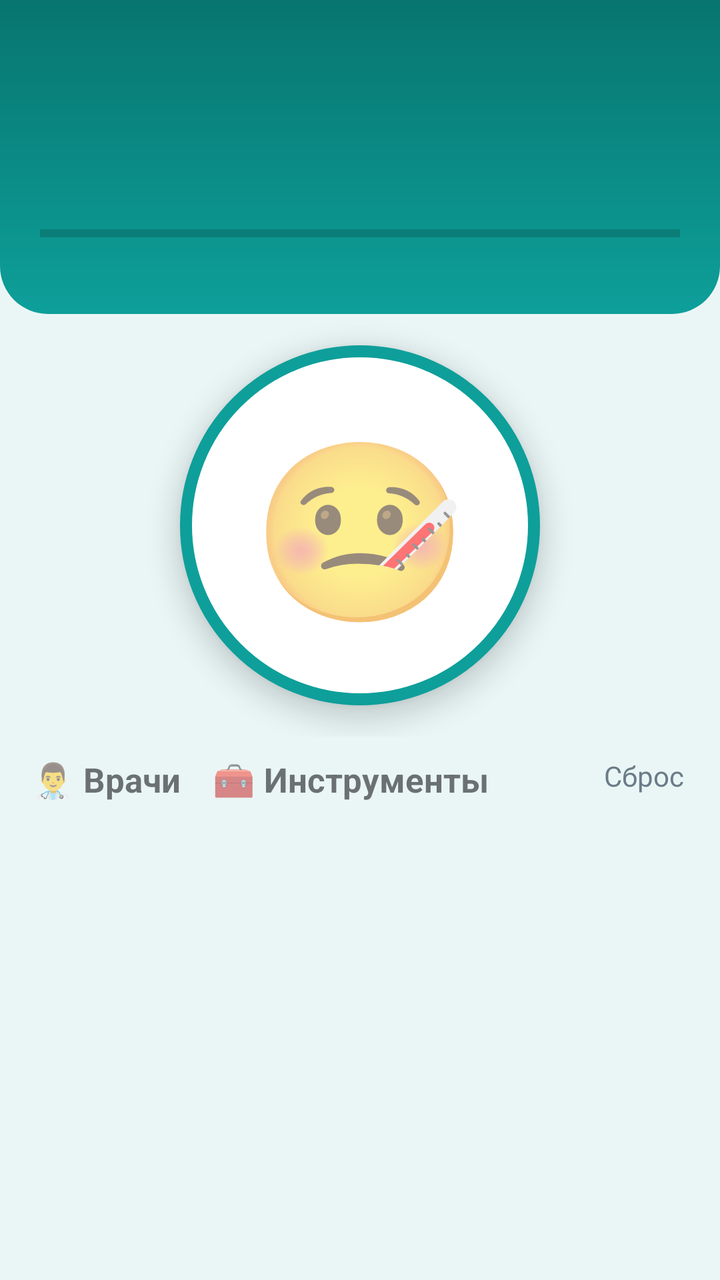
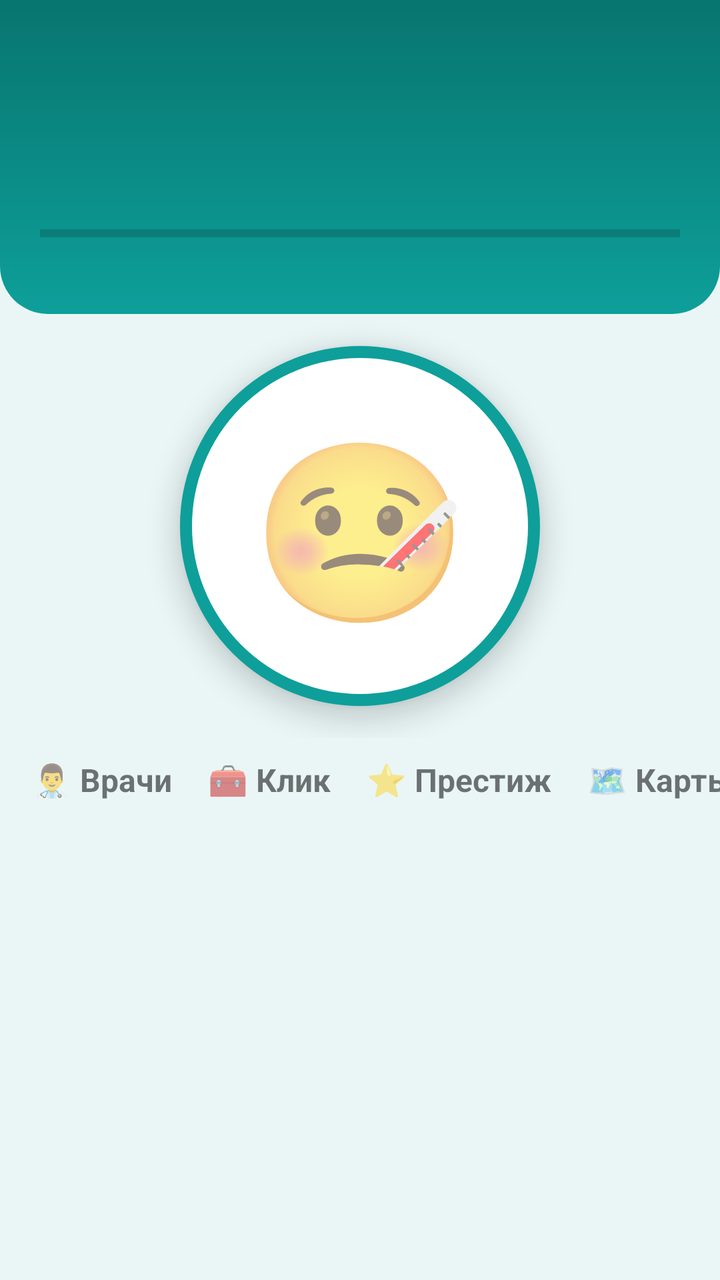

Compare the two renders of this Android layout. The source of the first and the diff that turns it into the second are given below.
<!-- AndroidManifest.xml: application theme AppTheme -->
<!-- res/layout/activity_main.xml -->
<?xml version="1.0" encoding="utf-8"?>
<LinearLayout xmlns:android="http://schemas.android.com/apk/res/android"
    android:layout_width="match_parent"
    android:layout_height="match_parent"
    android:background="@color/bg"
    android:orientation="vertical">

    
    <LinearLayout
        android:layout_width="match_parent"
        android:layout_height="wrap_content"
        android:background="@drawable/bg_header"
        android:orientation="vertical"
        android:paddingStart="20dp"
        android:paddingTop="16dp"
        android:paddingEnd="20dp"
        android:paddingBottom="16dp">

        <TextView
            android:id="@+id/rankText"
            android:layout_width="wrap_content"
            android:layout_height="wrap_content"
            android:textColor="#D6FFFD"
            android:textSize="15sp"
            android:textStyle="bold" />

        <TextView
            android:id="@+id/moneyText"
            android:layout_width="wrap_content"
            android:layout_height="wrap_content"
            android:layout_marginTop="2dp"
            android:textColor="#FFFFFF"
            android:textSize="34sp"
            android:textStyle="bold" />

        <TextView
            android:id="@+id/incomeText"
            android:layout_width="wrap_content"
            android:layout_height="wrap_content"
            android:textColor="#D6FFFD"
            android:textSize="14sp" />

        <ProgressBar
            android:id="@+id/rankProgress"
            style="@android:style/Widget.Material.ProgressBar.Horizontal"
            android:layout_width="match_parent"
            android:layout_height="8dp"
            android:layout_marginTop="10dp"
            android:max="1000"
            android:progressTint="@color/gold" />

        <TextView
            android:id="@+id/nextRankText"
            android:layout_width="wrap_content"
            android:layout_height="wrap_content"
            android:layout_marginTop="4dp"
            android:textColor="#D6FFFD"
            android:textSize="12sp" />
    </LinearLayout>

    
    <FrameLayout
        android:id="@+id/clickArea"
        android:layout_width="match_parent"
        android:layout_height="0dp"
        android:layout_weight="1"
        android:clipChildren="false">

        <TextView
            android:id="@+id/patientButton"
            android:layout_width="180dp"
            android:layout_height="180dp"
            android:layout_gravity="center"
            android:background="@drawable/bg_patient"
            android:elevation="8dp"
            android:gravity="center"
            android:text="🤒"
            android:textSize="88sp" />

        <TextView
            android:id="@+id/patientsText"
            android:layout_width="wrap_content"
            android:layout_height="wrap_content"
            android:layout_gravity="bottom|center_horizontal"
            android:layout_marginBottom="8dp"
            android:textColor="@color/text_muted"
            android:textSize="14sp" />

        <TextView
            android:id="@+id/emergencyButton"
            android:layout_width="wrap_content"
            android:layout_height="wrap_content"
            android:layout_gravity="top|end"
            android:layout_margin="12dp"
            android:background="@drawable/bg_emergency"
            android:elevation="6dp"
            android:paddingStart="16dp"
            android:paddingTop="10dp"
            android:paddingEnd="16dp"
            android:paddingBottom="10dp"
            android:text="🚑 Экстренный пациент!"
            android:textColor="#FFFFFF"
            android:textSize="15sp"
            android:textStyle="bold"
            android:visibility="gone" />
    </FrameLayout>

    
    <LinearLayout
        android:layout_width="match_parent"
        android:layout_height="wrap_content"
        android:gravity="center_vertical"
        android:orientation="horizontal"
        android:paddingStart="16dp"
        android:paddingEnd="8dp">

        <TextView
            android:id="@+id/tabDoctors"
            android:layout_width="wrap_content"
            android:layout_height="wrap_content"
            android:paddingTop="10dp"
            android:paddingEnd="16dp"
            android:paddingBottom="6dp"
            android:text="👨‍⚕️ Врачи"
            android:textSize="17sp"
            android:textStyle="bold" />

        <TextView
            android:id="@+id/tabTools"
            android:layout_width="wrap_content"
            android:layout_height="wrap_content"
            android:paddingTop="10dp"
            android:paddingEnd="16dp"
            android:paddingBottom="6dp"
            android:text="🧰 Инструменты"
            android:textSize="17sp"
            android:textStyle="bold" />

        <View
            android:layout_width="0dp"
            android:layout_height="1dp"
            android:layout_weight="1" />

        <TextView
            android:id="@+id/resetButton"
            android:layout_width="wrap_content"
            android:layout_height="wrap_content"
            android:padding="10dp"
            android:text="Сброс"
            android:textColor="@color/text_muted"
            android:textSize="14sp" />
    </LinearLayout>

    <ScrollView
        android:layout_width="match_parent"
        android:layout_height="0dp"
        android:layout_weight="1.1">

        <LinearLayout
            android:id="@+id/upgradesContainer"
            android:layout_width="match_parent"
            android:layout_height="wrap_content"
            android:orientation="vertical"
            android:paddingStart="12dp"
            android:paddingEnd="12dp"
            android:paddingBottom="12dp" />
    </ScrollView>
</LinearLayout>
<!-- resources referenced by this layout -->
<resources>
  <color name="bg">#EAF6F6</color>
  <color name="gold">#F2A900</color>
  <color name="text_muted">#6B7C88</color>
  <!-- drawable bg_emergency (drawable) -->
  <?xml version="1.0" encoding="utf-8"?>
  <shape xmlns:android="http://schemas.android.com/apk/res/android" android:shape="rectangle">
      <solid android:color="@color/accent" />
      <corners android:radius="24dp" />
  </shape>
  <!-- drawable bg_header (drawable) -->
  <?xml version="1.0" encoding="utf-8"?>
  <shape xmlns:android="http://schemas.android.com/apk/res/android" android:shape="rectangle">
      <gradient android:angle="270" android:startColor="@color/primary_dark" android:endColor="@color/primary" />
      <corners android:bottomLeftRadius="24dp" android:bottomRightRadius="24dp" />
  </shape>
  <!-- drawable bg_patient (drawable) -->
  <?xml version="1.0" encoding="utf-8"?>
  <shape xmlns:android="http://schemas.android.com/apk/res/android" android:shape="oval">
      <solid android:color="#FFFFFF" />
      <stroke android:width="6dp" android:color="@color/primary" />
  </shape>
  <style name="AppTheme" parent="android:Theme.Material.Light.NoActionBar">
          <item name="android:colorPrimary">@color/primary</item>
          <item name="android:colorPrimaryDark">@color/primary_dark</item>
          <item name="android:colorAccent">@color/accent</item>
          <item name="android:statusBarColor">@color/primary_dark</item>
          <item name="android:windowBackground">@color/bg</item>
      </style>
  <color name="accent">#E53950</color>
  <color name="primary_dark">#08756F</color>
  <color name="primary">#0E9F9A</color>
</resources>

<!-- the commit's change to res/layout/activity_main.xml (unified diff, before → after) -->
@@ -56,6 +56,67 @@
             android:layout_marginTop="4dp"
             android:textColor="#D6FFFD"
             android:textSize="12sp" />
+    </LinearLayout>
+
+    
+    <LinearLayout
+        android:id="@+id/eventBanner"
+        android:layout_width="match_parent"
+        android:layout_height="wrap_content"
+        android:layout_marginStart="12dp"
+        android:layout_marginTop="8dp"
+        android:layout_marginEnd="12dp"
+        android:gravity="center_vertical"
+        android:orientation="horizontal"
+        android:padding="10dp"
+        android:visibility="gone">
+
+        <TextView
+            android:id="@+id/eventEmoji"
+            android:layout_width="44dp"
+            android:layout_height="44dp"
+            android:gravity="center"
+            android:textSize="30sp" />
+
+        <LinearLayout
+            android:layout_width="0dp"
+            android:layout_height="wrap_content"
+            android:layout_marginStart="8dp"
+            android:layout_weight="1"
+            android:orientation="vertical">
+
+            <TextView
+                android:id="@+id/eventTitle"
+                android:layout_width="wrap_content"
+                android:layout_height="wrap_content"
+                android:textColor="@color/text"
+                android:textSize="15sp"
+                android:textStyle="bold" />
+
+            <TextView
+                android:id="@+id/eventDesc"
+                android:layout_width="wrap_content"
+                android:layout_height="wrap_content"
+                android:textColor="@color/text_muted"
+                android:textSize="12sp" />
+
+            <ProgressBar
+                android:id="@+id/eventProgress"
+                style="@android:style/Widget.Material.ProgressBar.Horizontal"
+                android:layout_width="match_parent"
+                android:layout_height="8dp"
+                android:layout_marginTop="4dp"
+                android:max="1000" />
+        </LinearLayout>
+
+        <TextView
+            android:id="@+id/eventTimer"
+            android:layout_width="wrap_content"
+            android:layout_height="wrap_content"
+            android:layout_marginStart="8dp"
+            android:textColor="@color/text"
+            android:textSize="16sp"
+            android:textStyle="bold" />
     </LinearLayout>
 
     
@@ -106,50 +167,39 @@
     </FrameLayout>
 
     
-    <LinearLayout
+    <HorizontalScrollView
         android:layout_width="match_parent"
         android:layout_height="wrap_content"
-        android:gravity="center_vertical"
-        android:orientation="horizontal"
-        android:paddingStart="16dp"
-        android:paddingEnd="8dp">
-
-        <TextView
-            android:id="@+id/tabDoctors"
-            android:layout_width="wrap_content"
-            android:layout_height="wrap_content"
-            android:paddingTop="10dp"
-            android:paddingEnd="16dp"
-            android:paddingBottom="6dp"
-            android:text="👨‍⚕️ Врачи"
-            android:textSize="17sp"
-            android:textStyle="bold" />
-
-        <TextView
-            android:id="@+id/tabTools"
-            android:layout_width="wrap_content"
-            android:layout_height="wrap_content"
-            android:paddingTop="10dp"
-            android:paddingEnd="16dp"
-            android:paddingBottom="6dp"
-            android:text="🧰 Инструменты"
-            android:textSize="17sp"
-            android:textStyle="bold" />
-
-        <View
-            android:layout_width="0dp"
-            android:layout_height="1dp"
-            android:layout_weight="1" />
-
-        <TextView
-            android:id="@+id/resetButton"
-            android:layout_width="wrap_content"
-            android:layout_height="wrap_content"
-            android:padding="10dp"
-            android:text="Сброс"
-            android:textColor="@color/text_muted"
-            android:textSize="14sp" />
-    </LinearLayout>
+        android:scrollbars="none">
+
+        <LinearLayout
+            android:layout_width="wrap_content"
+            android:layout_height="wrap_content"
+            android:orientation="horizontal"
+            android:paddingStart="16dp"
+            android:paddingEnd="8dp">
+
+            <TextView
+                android:id="@+id/tabDoctors"
+                style="@style/Tab"
+                android:text="👨‍⚕️ Врачи" />
+
+            <TextView
+                android:id="@+id/tabTools"
+                style="@style/Tab"
+                android:text="🧰 Клик" />
+
+            <TextView
+                android:id="@+id/tabPrestige"
+                style="@style/Tab"
+                android:text="⭐ Престиж" />
+
+            <TextView
+                android:id="@+id/tabMaps"
+                style="@style/Tab"
+                android:text="🗺️ Карты" />
+        </LinearLayout>
+    </HorizontalScrollView>
 
     <ScrollView
         android:layout_width="match_parent"
<!-- resource entries referenced after the edit -->
@@ -2,6 +2,7 @@
 <resources>
   <color name="bg">#EAF6F6</color>
   <color name="gold">#F2A900</color>
+  <color name="text">#1D2B36</color>
   <color name="text_muted">#6B7C88</color>
   <!-- drawable bg_emergency (drawable) -->
   <?xml version="1.0" encoding="utf-8"?>
@@ -21,6 +22,15 @@
       <solid android:color="#FFFFFF" />
       <stroke android:width="6dp" android:color="@color/primary" />
   </shape>
+  <style name="Tab">
+          <item name="android:layout_width">wrap_content</item>
+          <item name="android:layout_height">wrap_content</item>
+          <item name="android:paddingTop">10dp</item>
+          <item name="android:paddingEnd">18dp</item>
+          <item name="android:paddingBottom">6dp</item>
+          <item name="android:textSize">16sp</item>
+          <item name="android:textStyle">bold</item>
+      </style>
   <style name="AppTheme" parent="android:Theme.Material.Light.NoActionBar">
           <item name="android:colorPrimary">@color/primary</item>
           <item name="android:colorPrimaryDark">@color/primary_dark</item>
